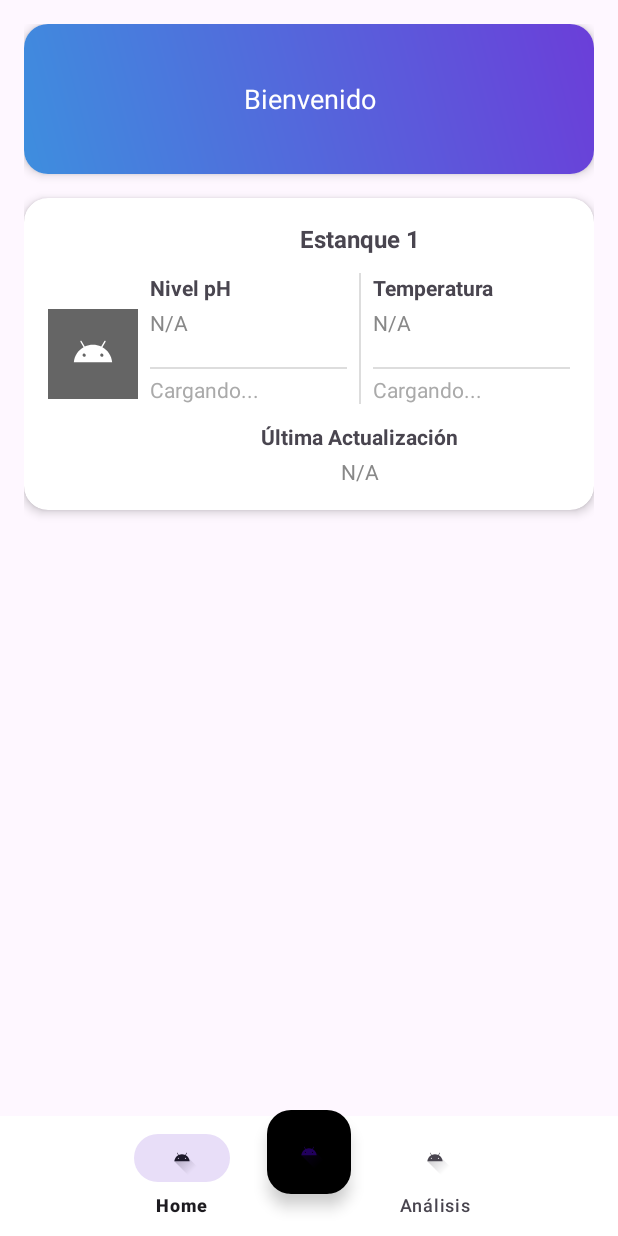
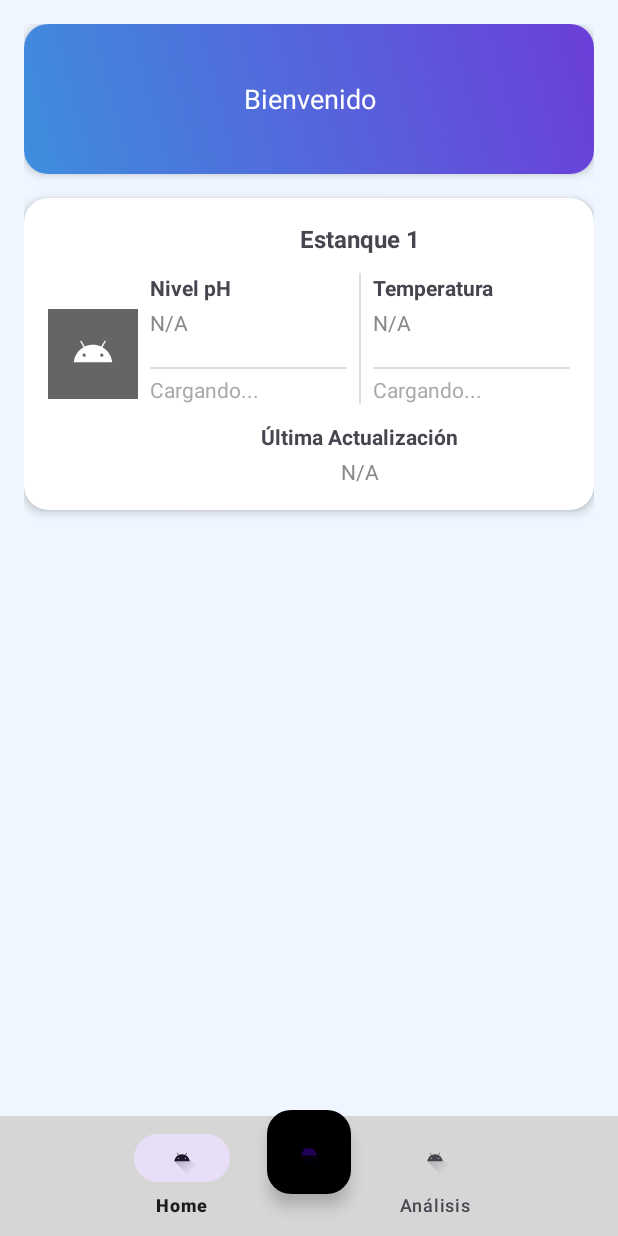
Before and after one commit to Ilde-R/HydraWare, an Android app: the screen it shows after launch (MainActivity), on a phone screen of 412 x 824 dp. Run offline under Robolectric (Android 15) with nearby library versions, the phone set to English and light mode, and no system bars; our stand-ins replace Firebase (no records; nobody signed in at launch, a user with empty details on screens opened directly).

Commit message:
temas de colores, dark y light

```diff
--- a/app/src/main/res/values-night/themes.xml
+++ b/app/src/main/res/values-night/themes.xml
@@ -3,5 +3,9 @@
     <style name="Base.Theme.Hydraware" parent="Theme.Material3.DayNight.NoActionBar">
         <!-- Customize your dark theme here. -->
         <!-- <item name="colorPrimary">@color/my_dark_primary</item> -->
+        <item name="colorPrimary">@color/color_primary_dark</item>
+        <item name="colorPrimaryContainer">@color/color_primary_variant_dark</item>"
+        <item name="colorOnPrimary">@color/color_on_primary_dark</item>
+        <item name="android:colorBackground">@color/color_background_dark</item>
     </style>
 </resources>
--- a/app/src/main/res/values/colors.xml
+++ b/app/src/main/res/values/colors.xml
@@ -1,9 +1,14 @@
 <?xml version="1.0" encoding="utf-8"?>
 <resources>
-    <color name="black">#FF000000</color>
-    <color name="white">#FFFFFFFF</color>
-    <color name="splash_bg">#1A237E</color>
-    <color name="splash_accent">#00E676</color>
-    <color name="splash_secondary">#FF4081</color>
-    <color name="splash_gradient">#FF00B8D4</color>
+    <!-- light theme -->
+    <color name="color_primary">#3B82F6</color>
+    <color name="color_primary_variant">#60A5FA</color>
+    <color name="color_background_light">#EFF6FF</color>
+    <color name="color_on_primary">#FFFFFF</color>
+
+    <!-- dark theme -->
+    <color name="color_primary_dark">#1E3A8A</color>
+    <color name="color_primary_variant_dark">#60A5FA</color>
+    <color name="color_background_dark">#1E3A8A</color>
+    <color name="color_on_primary_dark">#FFFFFF</color>
 </resources>
--- a/app/src/main/res/values/themes.xml
+++ b/app/src/main/res/values/themes.xml
@@ -3,6 +3,10 @@
     <style name="Base.Theme.Hydraware" parent="Theme.Material3.DayNight.NoActionBar">
         <!-- Customize your light theme here. -->
         <!-- <item name="colorPrimary">@color/my_light_primary</item> -->
+        <item name="colorPrimary">@color/color_primary</item>
+        <item name="colorPrimaryContainer">@color/color_primary_variant</item>
+        <item name="colorOnPrimary">@color/color_on_primary</item>
+        <item name="android:colorBackground">@color/color_background_light</item>
     </style>
 
     <style name="Theme.Hydraware" parent="Base.Theme.Hydraware" />
```
